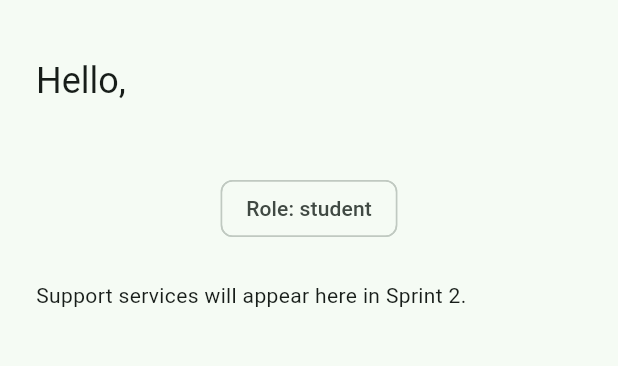
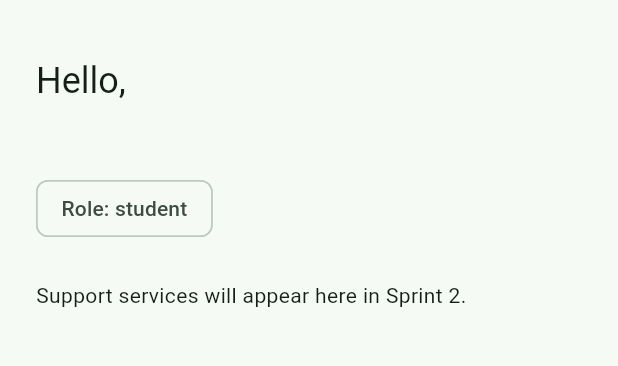
Before and after one commit to diDanji/ucu_wellbeing, a Flutter app: the screen it shows once a user with an empty profile is signed in, on a phone screen of 412 x 824 dp, the part 63-429 px from its top. Run offline on Flutter 3.47's test engine with Material 3 defaults, Android fonts, the phone set to English and light mode, and no system bars; our stand-ins replace cloud_firestore, firebase_auth, firebase_core; accounts and stored records are empty.

Commit message:
Sprint 1 Task 4 (in progress): roles, admin page, new Firestore rules

```diff
--- a/lib/models/app_user.dart
+++ b/lib/models/app_user.dart
@@ -1,6 +1,9 @@
 import 'package:cloud_firestore/cloud_firestore.dart';
 
-/// Roles used across the system (FR9 builds on this in Task 4).
+/// Roles used across the system (FR9).
+/// - student: self-registers, browses services, sends requests
+/// - staff:   works for ONE support service and sees only its requests
+/// - admin:   manages accounts and assigns roles
 enum UserRole { student, staff, admin }
 
 UserRole roleFromString(String? value) {
@@ -14,6 +17,15 @@ UserRole roleFromString(String? value) {
   }
 }
 
+/// The support services a staff member can be assigned to.
+/// (In Sprint 2 these come from the `services` collection; the IDs stay the same.)
+const Map<String, String> kServices = {
+  'counselling': 'Counselling',
+  'peer_counselling': 'Peer counselling',
+  'chaplaincy': 'Chaplaincy',
+  'workshops': 'Workshops & talks',
+};
+
 /// The profile stored at users/{uid}.
 /// Kept deliberately small: no health, mood or counselling data lives here.
 class AppUser {
@@ -21,6 +33,7 @@ class AppUser {
   final String fullName;
   final String email;
   final UserRole role;
+  final String? serviceId; // only for staff
   final DateTime? createdAt;
 
   const AppUser({
@@ -28,8 +41,11 @@ class AppUser {
     required this.fullName,
     required this.email,
     required this.role,
+    this.serviceId,
     this.createdAt,
   });
+
+  String get serviceName => kServices[serviceId] ?? 'No service assigned';
 
   factory AppUser.fromDoc(DocumentSnapshot<Map<String, dynamic>> doc) {
     final data = doc.data() ?? {};
@@ -38,6 +54,7 @@ class AppUser {
       fullName: (data['fullName'] as String?) ?? '',
       email: (data['email'] as String?) ?? '',
       role: roleFromString(data['role'] as String?),
+      serviceId: data['serviceId'] as String?,
       createdAt: (data['createdAt'] as Timestamp?)?.toDate(),
     );
   }
--- a/lib/screens/home/home_page.dart
+++ b/lib/screens/home/home_page.dart
@@ -2,8 +2,11 @@ import 'package:flutter/material.dart';
 
 import '../../models/app_user.dart';
 import '../../services/auth_service.dart';
+import '../admin/admin_users_page.dart';
+import '../staff/staff_home.dart';
 
-/// Temporary home screen for Sprint 1: proves login works and shows the role.
+/// Loads the signed-in user's profile and sends them to the right area
+/// for their role (FR9). The role is read from Firestore, never chosen in the app.
 class HomePage extends StatelessWidget {
   const HomePage({super.key, required this.uid});
   final String uid;
@@ -11,45 +14,76 @@ class HomePage extends StatelessWidget {
   @override
   Widget build(BuildContext context) {
     final auth = AuthService();
+    return StreamBuilder<AppUser?>(
+      stream: auth.profileStream(uid),
+      builder: (context, snap) {
+        if (snap.connectionState == ConnectionState.waiting) {
+          return const Scaffold(body: Center(child: CircularProgressIndicator()));
+        }
+        if (snap.hasError) {
+          return _Message('Could not load your profile: ${snap.error}', auth);
+        }
+        final profile = snap.data;
+        if (profile == null) return _Message('Setting up your profile…', auth);
+
+        switch (profile.role) {
+          case UserRole.admin:
+            return AdminUsersPage(me: profile);
+          case UserRole.staff:
+            return StaffHome(me: profile);
+          case UserRole.student:
+            return StudentHome(me: profile);
+        }
+      },
+    );
+  }
+}
+
+class StudentHome extends StatelessWidget {
+  const StudentHome({super.key, required this.me});
+  final AppUser me;
+
+  @override
+  Widget build(BuildContext context) {
     return Scaffold(
       appBar: AppBar(
         title: const Text('UCU Wellbeing'),
-        actions: [
-          IconButton(
-            tooltip: 'Sign out',
-            icon: const Icon(Icons.logout),
-            onPressed: () => auth.signOut(),
+        actions: const [SignOutButton()],
       ),
-        ],
-      ),
-      body: StreamBuilder<AppUser?>(
-        stream: auth.profileStream(uid),
-        builder: (context, snap) {
-          if (snap.connectionState == ConnectionState.waiting) {
-            return const Center(child: CircularProgressIndicator());
-          }
-          if (snap.hasError) {
-            return Center(child: Text('Could not load profile: ${snap.error}'));
-          }
-          final profile = snap.data;
-          if (profile == null) {
-            return const Center(child: Text('Setting up your profile…'));
-          }
-          return ListView(
+      body: ListView(
         padding: const EdgeInsets.all(24),
         children: [
-              Text('Hello, ${profile.fullName.split(' ').first}',
+          Text('Hello, ${me.fullName.split(' ').first}',
               style: Theme.of(context).textTheme.headlineSmall),
           const SizedBox(height: 8),
-              Text(profile.email),
+          Text(me.email),
           const SizedBox(height: 16),
-              Chip(label: Text('Role: ${profile.role.name}')),
+          Align(alignment: Alignment.centerLeft, child: Chip(label: Text('Role: ${me.role.name}'))),
           const SizedBox(height: 24),
           const Text('Support services will appear here in Sprint 2.'),
         ],
-          );
-        },
       ),
     );
   }
 }
+
+class SignOutButton extends StatelessWidget {
+  const SignOutButton({super.key});
+  @override
+  Widget build(BuildContext context) => IconButton(
+        tooltip: 'Sign out',
+        icon: const Icon(Icons.logout),
+        onPressed: () => AuthService().signOut(),
+      );
+}
+
+class _Message extends StatelessWidget {
+  const _Message(this.text, this.auth);
+  final String text;
+  final AuthService auth;
+  @override
+  Widget build(BuildContext context) => Scaffold(
+        appBar: AppBar(title: const Text('UCU Wellbeing'), actions: const [SignOutButton()]),
+        body: Center(child: Padding(padding: const EdgeInsets.all(24), child: Text(text))),
+      );
+}
```
Also changed, not shown: lib/screens/admin/admin_users_page.dart (added, +116 -0 lines), lib/screens/staff/staff_home.dart (added, +50 -0 lines), lib/services/user_admin_service.dart (added, +33 -0 lines), 1 other file. Lines whose indentation alone changed are shown as unchanged.
